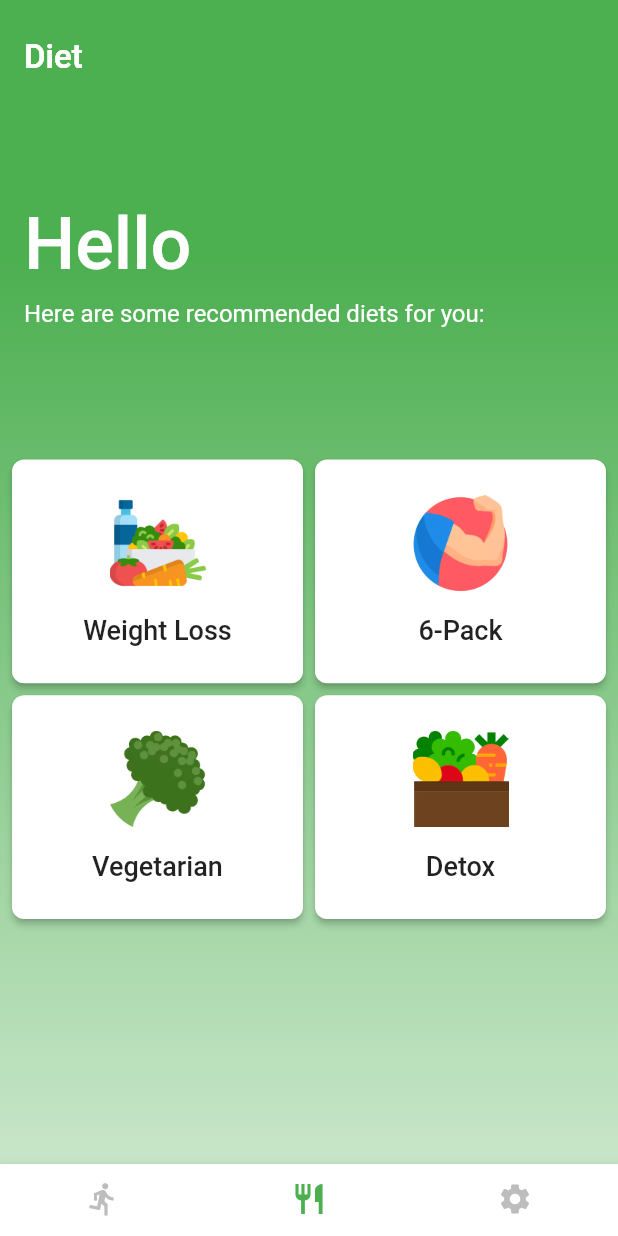
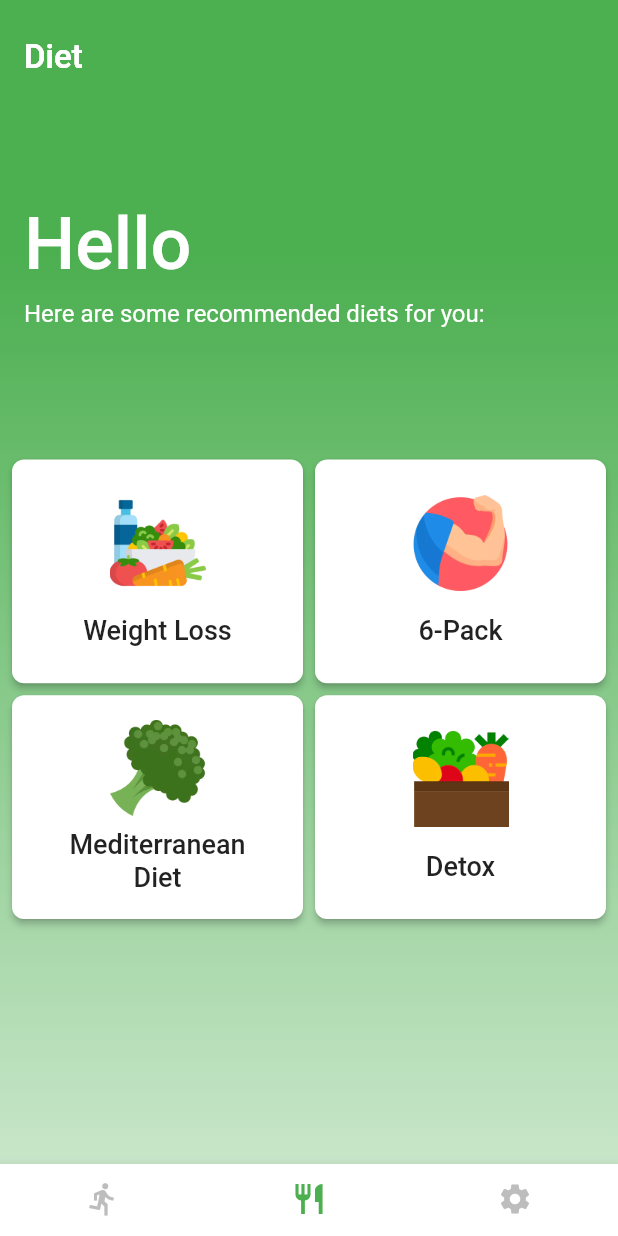
Before and after one commit to CZX123/Fit, a Flutter app: the screen it shows after launch, item 2 of the bottom bar chosen, on a phone screen of 412 x 824 dp. Run offline on Flutter 3.47's test engine with Material 2 defaults, Android fonts, the phone set to English and light mode, and no system bars; our stand-ins replace charts_flutter, flutter_local_notifications, location, sensors, shared_preferences; missing offline and left inert: haversine; Roboto replaces fonts that are missing (Renner*); statements that could not run were skipped.

Commit message:
+ diet + speed limit

```diff
--- a/lib/diet.dart
+++ b/lib/diet.dart
@@ -199,7 +199,7 @@ class DietScreenState extends State<DietScreen> with TickerProviderStateMixin {
       return 'breakfast';
     else if (11 < now.hour && now.hour < 14)
       return 'lunch';
-    else if (16 < now.hour && now.hour < 23)
+    else if (17 < now.hour && now.hour < 23)
       return 'dinner';
     else
       return 'snacks';
@@ -861,7 +861,58 @@ List<Diet> dietList = [
   ),
   Diet(
     image: 'assets/diet-icons/broccoli.webp',
-    name: 'Vegetarian',
+    name: 'Mediterranean Diet',
+    data: {
+      'breakfast': {
+        'recommend': [
+          'Greek yogurt + fruits',
+          'Oatmeal + dried fruits of choice',
+          'Omelet with veggies of choice + fruit of choice',
+          'Eggs and veggies, fried in olive oil'
+        ],
+        'avoid': [
+          'Refined Grains (white bread, normal pasta, cereal)',
+          'Added Sugars (chocolate, sodas)',
+        ],
+      },
+      'lunch': {
+        'recommend': [
+          'Whole-grain sandwich with veggies',
+          'Greek yogurt with strawberries, oats and nuts',
+          'Mediterranean lasagne',
+        ],
+        'avoid': [
+          'Refined Grains (white bread, normal pasta, cereal)',
+          'Highly Processed Foods',
+          'Refined Oils',
+        ],
+      },
+      'dinner': {
+        'recommend': [
+          'Tuna salad dressed in olive oil + fruit',
+          'Mediterranean lasagne',
+          'Grilled lamb/chicken, with salad and baked potato',
+        ],
+        'avoid': [
+          'Processed Meats (hot dogs, bacon)',
+          'Trans/saturated fats (margarine, butter)',
+          'Refined Oils',
+        ],
+      },
+      'snacks': {
+        'recommend': [
+          'Corn',
+          'Fruit juice',
+          'Almonds',
+          'Oranges',
+        ],
+        'avoid': [
+          'Added Sugars (chocolate, sodas))',
+          'Processed foods (cookies, potato chips, etc,)',
+          'Oil-soaked foods ',
+        ],
+      }
+    }
   ),
   Diet(
     image: 'assets/diet-icons/detox.webp',
```
Also changed, not shown: lib/exercise.dart (+30 -3 lines), 1 other file.
